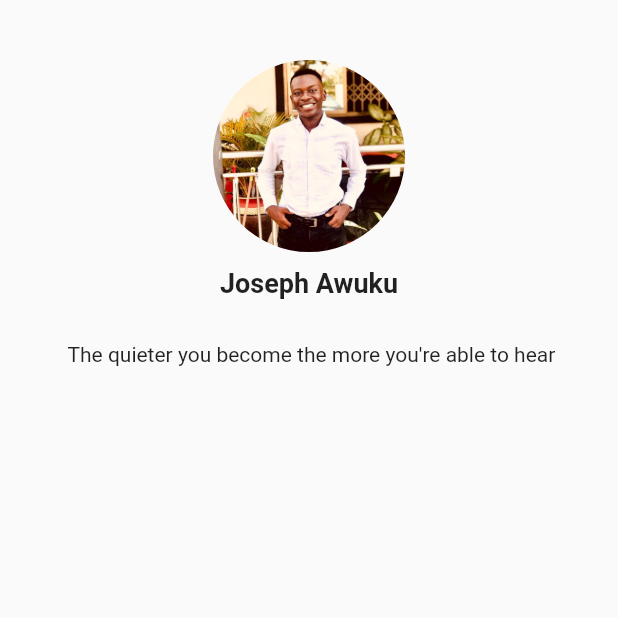
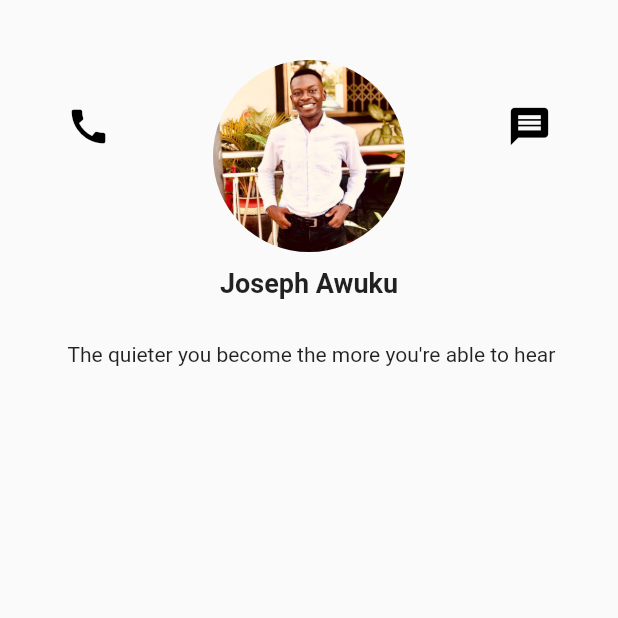
Before and after one commit to JosephAwuku33/Blogly, a Flutter app: the HomePage screen opened directly, after a tap on the "person 2" icon, on a phone screen of 412 x 824 dp, the top half of it. Run offline on Flutter 3.47's test engine with Material 2 defaults, Android fonts, the phone set to English and light mode, and no system bars; network calls fail.

Commit message:
fixed icons issue

```diff
--- a/lib/pages/home_page.dart
+++ b/lib/pages/home_page.dart
@@ -10,6 +10,7 @@ class HomePage extends StatelessWidget {
   Widget build(BuildContext context) {
     return Scaffold(
       appBar: AppBar(
+        automaticallyImplyLeading: false,
         actions: [
           IconButton(
               onPressed: () {
--- a/lib/pages/profile_page.dart
+++ b/lib/pages/profile_page.dart
@@ -12,8 +12,35 @@ class ProfilePage extends StatelessWidget {
       body: ListView(
         physics: const BouncingScrollPhysics(),
         children: [
-          ProfileWidget(
-            key: key,
+          const Column(
+            crossAxisAlignment: CrossAxisAlignment.center,
+            mainAxisAlignment: MainAxisAlignment.center,
+            children: [
+              Row(
+                mainAxisAlignment: MainAxisAlignment.spaceAround,
+                children: [
+                  CircleAvatar(
+                    backgroundColor: Colors.transparent,
+                    minRadius: 35.0,
+                    child: Icon(
+                      Icons.call,
+                      size: 30,
+                      color: Colors.black,
+                    ),
+                  ),
+                  ProfileWidget(),
+                  CircleAvatar(
+                    backgroundColor: Colors.transparent,
+                    minRadius: 35.0,
+                    child: Icon(
+                      Icons.message,
+                      size: 30,
+                      color: Colors.black,
+                    ),
+                  )
+                ],
+              ),
+            ],
           ),
           buildName(userProfile[0])
         ],
```
